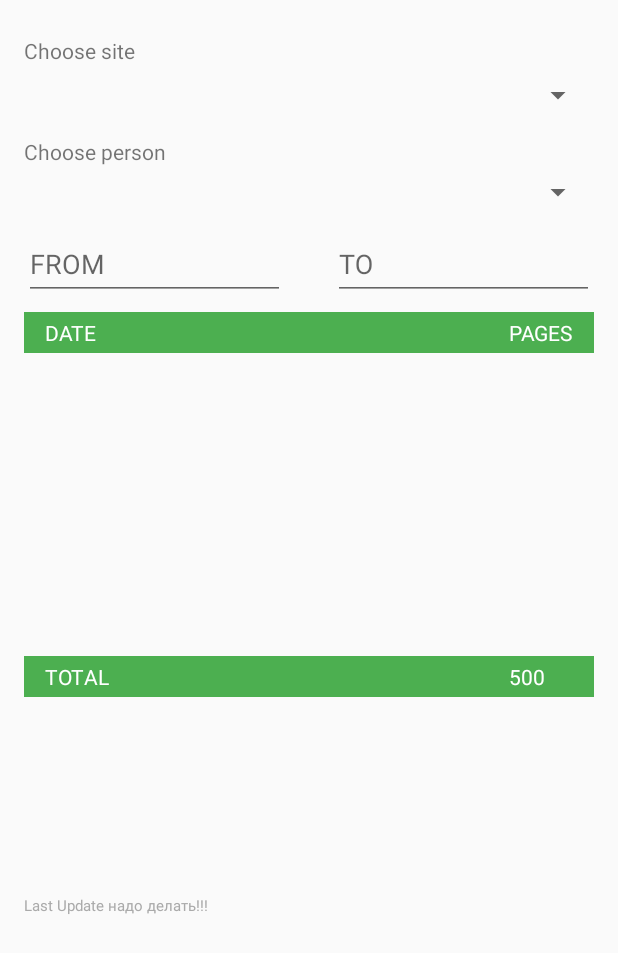
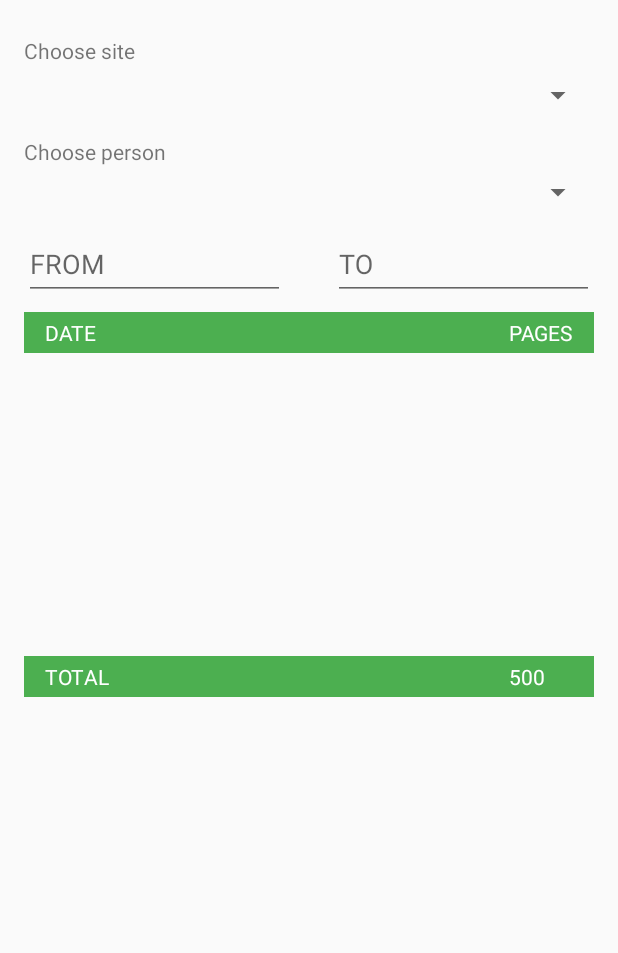
Before and after one commit to ValeriMikhailov/GB-internship, an Android app: the layout fragment_daily.xml on its own in the app's theme, with its tools: preview values and no code run, on a phone screen of 412 x 824 dp. Shown: the top 953 px of the screen. Run offline under Robolectric (Android 15) with nearby library versions, the light colour scheme and no system bars; plain views replace MaterialSpinner.

Commit message:
убрал кнопку "назад" в табах. почистил код, добавил комменты

```diff
--- a/StatisticsApp/app/src/main/java/ru/geekbrains_internship/statisticsapp/Daily/DailyFragment.java
+++ b/StatisticsApp/app/src/main/java/ru/geekbrains_internship/statisticsapp/Daily/DailyFragment.java
@@ -70,7 +70,6 @@ public class DailyFragment extends Fragment implements View.OnFocusChangeListene
         });
 
         //EditText для ввода дат
-
         from = (EditText) view.findViewById(R.id.from);
         from.setOnFocusChangeListener(this);
         to = (EditText) view.findViewById(R.id.to);
@@ -80,9 +79,6 @@ public class DailyFragment extends Fragment implements View.OnFocusChangeListene
         final String[] names = new String[]{"Путин", "Навальный", "Жириновский", "Медведев"};
         ArrayAdapter<String> adapter = new ArrayAdapter<>(getActivity(), android.R.layout.simple_list_item_1, names);
         listView.setAdapter(adapter);
-
-        TextView lastUpdate = (TextView) view.findViewById(R.id.lastUpdateTextView);
-        lastUpdate.setText(getResources().getString(R.string.last_update) + "  Это надо сделать!!!");
 
         MaterialSpinner spinner = (MaterialSpinner) view.findViewById(R.id.spinnerSiteDailyFragment);
         spinner.setItems("lenta.ru", "pochta.ru", "android.com", "material.io", "mail.ru");
@@ -99,7 +95,7 @@ public class DailyFragment extends Fragment implements View.OnFocusChangeListene
     }
 
     //вызывается когда сменился фокус на EditText
-    //Потом проверка, если в фокусе, то инициировать диалог и показать
+    //Потом проверка, если в фокусе, то инициализировать диалог выбора даты и показать
     @Override
     public void onFocusChange(View view, boolean hasFocus) {
         initDateDialog(view);
--- a/StatisticsApp/app/src/main/java/ru/geekbrains_internship/statisticsapp/MainActivity.java
+++ b/StatisticsApp/app/src/main/java/ru/geekbrains_internship/statisticsapp/MainActivity.java
@@ -30,7 +30,8 @@ public class MainActivity extends AppCompatActivity {
         toolbar = (Toolbar) findViewById(R.id.toolbar);
         setSupportActionBar(toolbar);
 
-        getSupportActionBar().setDisplayHomeAsUpEnabled(true);
+        //отключение кнопки back в тулбаре
+        getSupportActionBar().setDisplayHomeAsUpEnabled(false);
 
         viewPager = (ViewPager) findViewById(R.id.viewpager);
         setupViewPager(viewPager);
--- a/StatisticsApp/app/src/main/res/layout/fragment_daily.xml
+++ b/StatisticsApp/app/src/main/res/layout/fragment_daily.xml
@@ -150,23 +150,6 @@
             app:layout_constraintTop_toBottomOf="@+id/textViewDate" />
 
         <TextView
-            android:id="@+id/lastUpdateTextView"
-            android:layout_width="wrap_content"
-            android:layout_height="wrap_content"
-            android:layout_marginLeft="16dp"
-            android:layout_marginStart="16dp"
-            android:layout_marginTop="8dp"
-            android:text="Last Update надо делать!!!"
-            android:textAppearance="@style/TextAppearance.AppCompat.Small"
-            android:textColor="@android:color/darker_gray"
-            android:textSize="10sp"
-            android:visibility="visible"
-            app:layout_constraintLeft_toLeftOf="parent"
-            app:layout_constraintTop_toBottomOf="@+id/textViewTotal"
-            app:layout_constraintBottom_toBottomOf="parent"
-            android:layout_marginBottom="90dp" />
-
-        <TextView
             android:id="@+id/textViewDate"
             android:layout_width="0dp"
             android:layout_height="wrap_content"
```
Also changed, not shown: StatisticsApp/app/src/main/java/ru/geekbrains_internship/statisticsapp/Global/GlobalFragment.java (+7 -29 lines), StatisticsApp/app/src/main/res/layout/fragment_global.xml (+0 -16 lines). Lines whose indentation alone changed are shown as unchanged.
